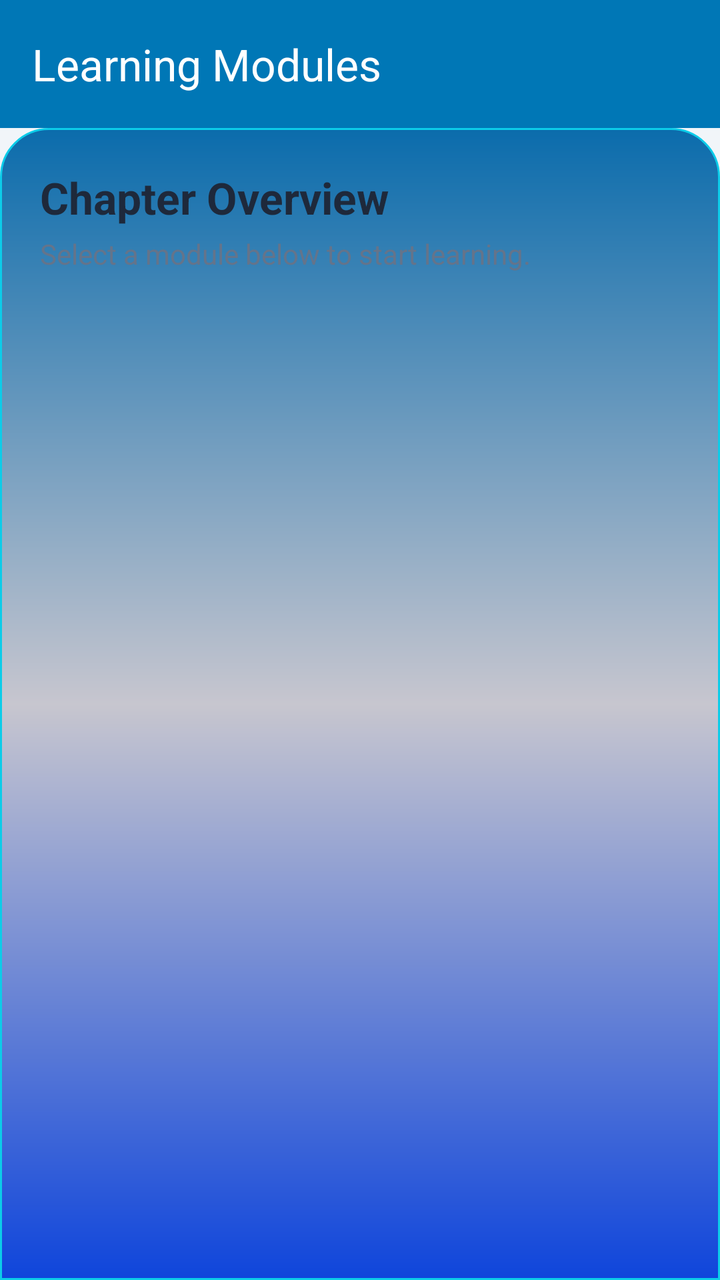
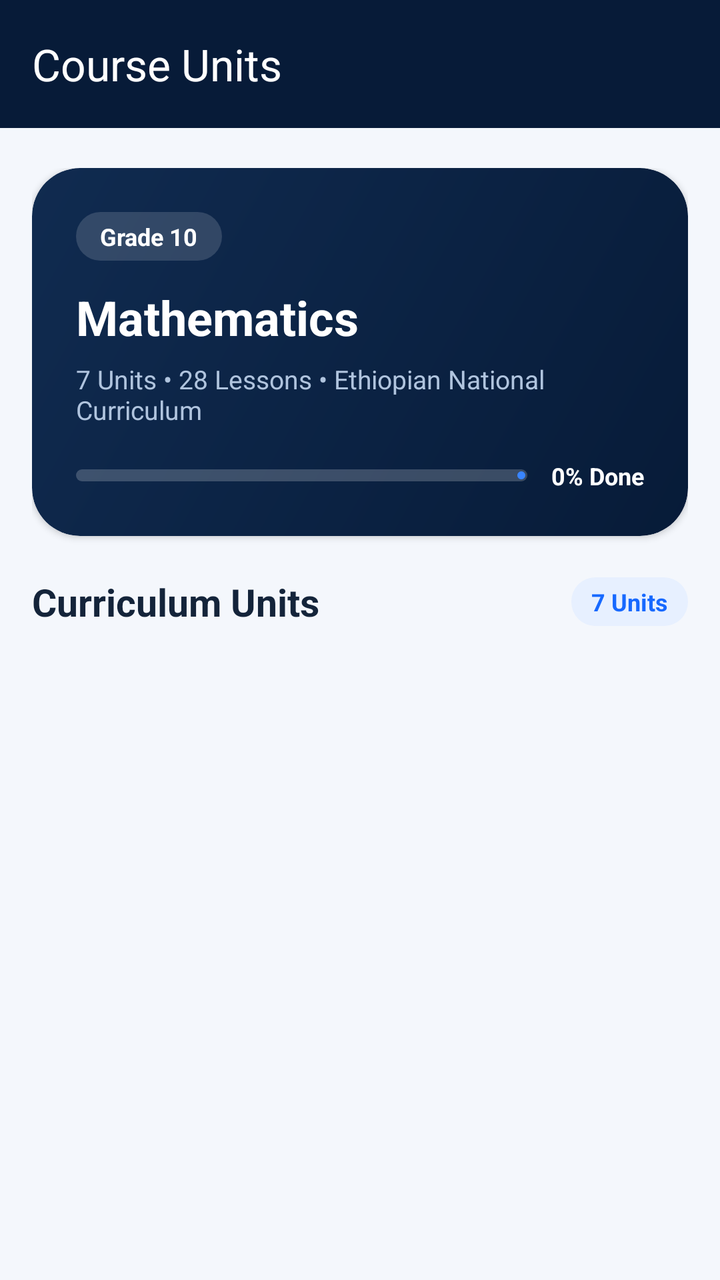

Screens rendered from an Android XML layout before and after an edit, with the pre-edit source and the edit as a unified diff.
<!-- AndroidManifest.xml: application theme Theme.TestApp -->
<!-- res/layout/activity_chapter_list.xml -->
<?xml version="1.0" encoding="utf-8"?>
<androidx.coordinatorlayout.widget.CoordinatorLayout xmlns:android="http://schemas.android.com/apk/res/android"
    xmlns:app="http://schemas.android.com/apk/res-auto"
    xmlns:tools="http://schemas.android.com/tools"
    android:layout_width="match_parent"
    android:layout_height="match_parent"
    android:background="@color/dashboard_bg"
    tools:context=".ChapterListActivity">

    <com.google.android.material.appbar.AppBarLayout
        android:layout_width="match_parent"
        android:layout_height="wrap_content"
        android:background="@android:color/transparent"
        app:elevation="0dp">

        <androidx.appcompat.widget.Toolbar
            android:id="@+id/chapterToolbar"
            android:layout_width="match_parent"
            android:layout_height="?attr/actionBarSize"
            android:background="@color/ocean_blue"
            app:navigationIconTint="@android:color/white"
            app:title="Learning Modules"
            app:titleTextColor="@android:color/white" />
    </com.google.android.material.appbar.AppBarLayout>

    <androidx.core.widget.NestedScrollView
        android:layout_width="match_parent"
        android:layout_height="match_parent"
        android:background="@drawable/bg_dashboard_content"
        app:layout_behavior="@string/appbar_scrolling_view_behavior">

        <LinearLayout
            android:layout_width="match_parent"
            android:layout_height="wrap_content"
            android:orientation="vertical"
            android:padding="20dp">

            
            <TextView
                android:id="@+id/tvCourseNameHeader"
                android:layout_width="wrap_content"
                android:layout_height="wrap_content"
                android:text="Chapter Overview"
                android:textColor="@color/text_primary"
                android:textSize="22sp"
                android:textStyle="bold" />

            <TextView
                android:layout_width="wrap_content"
                android:layout_height="wrap_content"
                android:layout_marginTop="4dp"
                android:text="Select a module below to start learning."
                android:textColor="@color/text_secondary"
                android:textSize="14sp" />

            
            <LinearLayout
                android:id="@+id/chapterContainer"
                android:layout_width="match_parent"
                android:layout_height="wrap_content"
                android:layout_marginTop="24dp"
                android:orientation="vertical" />

        </LinearLayout>
    </androidx.core.widget.NestedScrollView>

</androidx.coordinatorlayout.widget.CoordinatorLayout>
<!-- resources referenced by this layout -->
<resources>
  <color name="dashboard_bg">#F1F5F9</color>
  <color name="ocean_blue">#0077B6</color>
  <color name="text_primary">#1E293B</color>
  <color name="text_secondary">#64748B</color>
  <!-- drawable bg_dashboard_content (drawable) -->
  <?xml version="1.0" encoding="utf-8"?>
  <shape xmlns:android="http://schemas.android.com/apk/res/android">
      
      <gradient
          android:startColor="#0B6CAC"
          android:centerColor="#C7C6CF"
          android:endColor="#0F45DB"
          android:angle="270" />
      <corners
          android:topLeftRadius="24dp"
          android:topRightRadius="24dp" />
      <stroke android:width="1dp" android:color="#0CCCE9" />
  </shape>
  <style name="Theme.TestApp" parent="Base.Theme.TestApp" />
  <color name="blue_600">#2563EB</color>
  <color name="white">#FFFFFFFF</color>
  <color name="blue_500">#3B82F6</color>
  <color name="slate_700">#334155</color>
  <color name="indigo_50">#E0E7FF</color>
  <color name="slate_50">#F8FAFC</color>
  <color name="slate_900">#0F172A</color>
  <color name="surface_variant_light">#F3F4F6</color>
  <color name="slate_200">#E2E8F0</color>
  <color name="slate_500">#64748B</color>
  <!-- unchanged entries left out for length: 1 -->
</resources>

<!-- the commit's change to res/layout/activity_chapter_list.xml (unified diff, before → after) -->
@@ -4,61 +4,208 @@
     xmlns:tools="http://schemas.android.com/tools"
     android:layout_width="match_parent"
     android:layout_height="match_parent"
-    android:background="@color/dashboard_bg"
+    android:background="@color/course_background"
     tools:context=".ChapterListActivity">
 
     <com.google.android.material.appbar.AppBarLayout
+        android:id="@+id/appBarLayout"
         android:layout_width="match_parent"
         android:layout_height="wrap_content"
-        android:background="@android:color/transparent"
+        android:background="@color/course_navy"
         app:elevation="0dp">
 
         <androidx.appcompat.widget.Toolbar
             android:id="@+id/chapterToolbar"
             android:layout_width="match_parent"
             android:layout_height="?attr/actionBarSize"
-            android:background="@color/ocean_blue"
-            app:navigationIconTint="@android:color/white"
-            app:title="Learning Modules"
-            app:titleTextColor="@android:color/white" />
+            android:background="@color/course_navy"
+            app:navigationIconTint="@color/white"
+            app:title="Course Units"
+            app:titleTextColor="@color/white" />
     </com.google.android.material.appbar.AppBarLayout>
 
     <androidx.core.widget.NestedScrollView
         android:layout_width="match_parent"
         android:layout_height="match_parent"
-        android:background="@drawable/bg_dashboard_content"
+        android:clipToPadding="false"
+        android:fillViewport="true"
+        android:paddingBottom="32dp"
         app:layout_behavior="@string/appbar_scrolling_view_behavior">
 
         <LinearLayout
             android:layout_width="match_parent"
             android:layout_height="wrap_content"
             android:orientation="vertical"
-            android:padding="20dp">
+            android:paddingStart="16dp"
+            android:paddingTop="20dp"
+            android:paddingEnd="16dp">
+
+            
+            <com.google.android.material.card.MaterialCardView
+                android:id="@+id/cardSubjectHero"
+                android:layout_width="match_parent"
+                android:layout_height="wrap_content"
+                android:layout_marginBottom="20dp"
+                app:cardCornerRadius="24dp"
+                app:cardElevation="2dp"
+                app:strokeWidth="0dp">
+
+                <LinearLayout
+                    android:id="@+id/layoutSubjectHeroBackground"
+                    android:layout_width="match_parent"
+                    android:layout_height="wrap_content"
+                    android:background="@drawable/bg_course_hero"
+                    android:orientation="vertical"
+                    android:padding="22dp">
+
+                    <LinearLayout
+                        android:layout_width="match_parent"
+                        android:layout_height="wrap_content"
+                        android:gravity="center_vertical"
+                        android:orientation="horizontal">
+
+                        <TextView
+                            android:id="@+id/tvCourseGradeBadge"
+                            android:layout_width="wrap_content"
+                            android:layout_height="wrap_content"
+                            android:background="@drawable/bg_pill_accent"
+                            android:backgroundTint="#26FFFFFF"
+                            android:paddingStart="12dp"
+                            android:paddingTop="4dp"
+                            android:paddingEnd="12dp"
+                            android:paddingBottom="4dp"
+                            android:text="Grade 10"
+                            android:textColor="@color/white"
+                            android:textSize="12sp"
+                            android:textStyle="bold" />
+
+                        <View
+                            android:layout_width="0dp"
+                            android:layout_height="1dp"
+                            android:layout_weight="1" />
+
+                        <com.google.android.material.button.MaterialButton
+                            android:id="@+id/btnHeroLabAction"
+                            style="@style/Widget.MaterialComponents.Button.TextButton"
+                            android:layout_width="wrap_content"
+                            android:layout_height="36dp"
+                            android:minHeight="0dp"
+                            android:paddingStart="10dp"
+                            android:paddingEnd="12dp"
+                            android:text="Virtual Lab"
+                            android:textColor="@color/white"
+                            android:textSize="12sp"
+                            android:visibility="gone"
+                            app:backgroundTint="#33FFFFFF"
+                            app:cornerRadius="10dp"
+                            app:icon="@drawable/ic_lab"
+                            app:iconPadding="4dp"
+                            app:iconSize="14dp"
+                            app:iconTint="@color/white" />
+                    </LinearLayout>
+
+                    <TextView
+                        android:id="@+id/tvCourseNameHeader"
+                        android:layout_width="match_parent"
+                        android:layout_height="wrap_content"
+                        android:layout_marginTop="12dp"
+                        android:text="Mathematics"
+                        android:textColor="@color/white"
+                        android:textSize="24sp"
+                        android:textStyle="bold" />
+
+                    <TextView
+                        android:id="@+id/tvCourseDetails"
+                        android:layout_width="match_parent"
+                        android:layout_height="wrap_content"
+                        android:layout_marginTop="6dp"
+                        android:text="7 Units • 28 Lessons • Ethiopian National Curriculum"
+                        android:textColor="#B0C4DE"
+                        android:textSize="13sp" />
+
+                    
+                    <LinearLayout
+                        android:layout_width="match_parent"
+                        android:layout_height="wrap_content"
+                        android:layout_marginTop="16dp"
+                        android:gravity="center_vertical"
+                        android:orientation="horizontal">
+
+                        <com.google.android.material.progressindicator.LinearProgressIndicator
+                            android:id="@+id/subjectOverallProgressBar"
+                            android:layout_width="0dp"
+                            android:layout_height="wrap_content"
+                            android:layout_weight="1"
+                            android:progress="0"
+                            app:indicatorColor="@color/course_blue_bright"
+                            app:trackColor="#33FFFFFF"
+                            app:trackCornerRadius="4dp"
+                            app:trackThickness="6dp" />
+
+                        <TextView
+                            android:id="@+id/tvSubjectOverallProgressText"
+                            android:layout_width="wrap_content"
+                            android:layout_height="wrap_content"
+                            android:layout_marginStart="12dp"
+                            android:text="0% Done"
+                            android:textColor="@color/white"
+                            android:textSize="12sp"
+                            android:textStyle="bold" />
+                    </LinearLayout>
+                </LinearLayout>
+            </com.google.android.material.card.MaterialCardView>
+
+            
+            <LinearLayout
+                android:layout_width="match_parent"
+                android:layout_height="wrap_content"
+                android:gravity="center_vertical"
+                android:orientation="horizontal">
+
+                <TextView
+                    android:layout_width="0dp"
+                    android:layout_height="wrap_content"
+                    android:layout_weight="1"
+                    android:text="Curriculum Units"
+                    android:textColor="@color/course_text_primary"
+                    android:textSize="19sp"
+                    android:textStyle="bold" />
+
+                <TextView
+                    android:id="@+id/tvUnitsCountPill"
+                    android:layout_width="wrap_content"
+                    android:layout_height="wrap_content"
+                    android:background="@drawable/bg_unit_pill"
+                    android:paddingStart="10dp"
+                    android:paddingTop="4dp"
+                    android:paddingEnd="10dp"
+                    android:paddingBottom="4dp"
+                    android:text="7 Units"
+                    android:textColor="@color/course_blue"
+                    android:textSize="12sp"
+                    android:textStyle="bold" />
+            </LinearLayout>
 
             
             <TextView
-                android:id="@+id/tvCourseNameHeader"
-                android:layout_width="wrap_content"
-                android:layout_height="wrap_content"
-                android:text="Chapter Overview"
-                android:textColor="@color/text_primary"
-                android:textSize="22sp"
-                android:textStyle="bold" />
-
-            <TextView
-                android:layout_width="wrap_content"
-                android:layout_height="wrap_content"
-                android:layout_marginTop="4dp"
-                android:text="Select a module below to start learning."
-                android:textColor="@color/text_secondary"
-                android:textSize="14sp" />
+                android:id="@+id/tvUnitsEmptyState"
+                android:layout_width="match_parent"
+                android:layout_height="wrap_content"
+                android:layout_marginTop="16dp"
+                android:background="@drawable/bg_course_card"
+                android:gravity="center"
+                android:padding="28dp"
+                android:text="No units are available for this subject and grade yet."
+                android:textColor="@color/course_text_secondary"
+                android:textSize="15sp"
+                android:visibility="gone" />
 
             
             <LinearLayout
                 android:id="@+id/chapterContainer"
                 android:layout_width="match_parent"
                 android:layout_height="wrap_content"
-                android:layout_marginTop="24dp"
+                android:layout_marginTop="14dp"
                 android:orientation="vertical" />
 
         </LinearLayout>
<!-- resource entries referenced after the edit -->
@@ -1,26 +1,63 @@
 <!-- resources referenced by this layout -->
 <resources>
-  <color name="dashboard_bg">#F1F5F9</color>
-  <color name="ocean_blue">#0077B6</color>
-  <color name="text_primary">#1E293B</color>
-  <color name="text_secondary">#64748B</color>
-  <!-- drawable bg_dashboard_content (drawable) -->
-  <?xml version="1.0" encoding="utf-8"?>
-  <shape xmlns:android="http://schemas.android.com/apk/res/android">
-      
-      <gradient
-          android:startColor="#0B6CAC"
-          android:centerColor="#C7C6CF"
-          android:endColor="#0F45DB"
-          android:angle="270" />
-      <corners
-          android:topLeftRadius="24dp"
-          android:topRightRadius="24dp" />
-      <stroke android:width="1dp" android:color="#0CCCE9" />
-  </shape>
+  <color name="course_background">#F4F7FC</color>
+  <color name="course_blue">#1769FF</color>
+  <color name="course_blue_bright">#3985FF</color>
+  <color name="course_navy">#071B38</color>
+  <color name="course_text_primary">#14243A</color>
+  <color name="course_text_secondary">#64748B</color>
   <style name="Theme.TestApp" parent="Base.Theme.TestApp" />
+  <color name="course_card_white">#FFFFFF</color>
+  <color name="course_card_stroke">#E2EAF5</color>
+  <color name="course_navy_secondary">#102B50</color>
+  <color name="course_blue_light">#E7F0FF</color>
   <color name="blue_600">#2563EB</color>
   <color name="white">#FFFFFFFF</color>
+  <!-- drawable bg_course_card (drawable) -->
+  <?xml version="1.0" encoding="utf-8"?>
+  <shape xmlns:android="http://schemas.android.com/apk/res/android"
+      android:shape="rectangle">
+      <solid android:color="@color/course_card_white" />
+      <stroke
+          android:width="1dp"
+          android:color="@color/course_card_stroke" />
+      <corners android:radius="20dp" />
+  </shape>
+  <!-- drawable bg_course_hero (drawable) -->
+  <?xml version="1.0" encoding="utf-8"?>
+  <shape xmlns:android="http://schemas.android.com/apk/res/android"
+      android:shape="rectangle">
+      <gradient
+          android:angle="135"
+          android:startColor="@color/course_navy"
+          android:endColor="@color/course_navy_secondary"
+          android:type="linear" />
+      <corners android:radius="24dp" />
+  </shape>
+  <!-- drawable bg_pill_accent (drawable) -->
+  <?xml version="1.0" encoding="utf-8"?>
+  <shape xmlns:android="http://schemas.android.com/apk/res/android"
+      android:shape="rectangle">
+      <solid android:color="@color/course_blue_light" />
+      <corners android:radius="20dp" />
+  </shape>
+  <!-- drawable bg_unit_pill (drawable) -->
+  <?xml version="1.0" encoding="utf-8"?>
+  <shape xmlns:android="http://schemas.android.com/apk/res/android"
+      android:shape="rectangle">
+      <solid android:color="@color/course_blue_light" />
+      <corners android:radius="12dp" />
+  </shape>
+  <!-- drawable ic_lab (drawable) -->
+  <vector xmlns:android="http://schemas.android.com/apk/res/android"
+      android:width="24dp"
+      android:height="24dp"
+      android:viewportWidth="24"
+      android:viewportHeight="24">
+    <path
+        android:fillColor="#FF000000"
+        android:pathData="M18.3,2H5.7C5,2 4.5,2.7 4.7,3.3L8,9.4V19A2,2 0 0,0 10,21H14A2,2 0 0,0 16,19V9.4L19.3,3.3C19.5,2.7 19,2 18.3,2M14,19H10V10H14V19M13.2,8H10.8L8.7,4H15.3L13.2,8Z"/>
+  </vector>
   <color name="blue_500">#3B82F6</color>
   <color name="slate_700">#334155</color>
   <color name="indigo_50">#E0E7FF</color>
